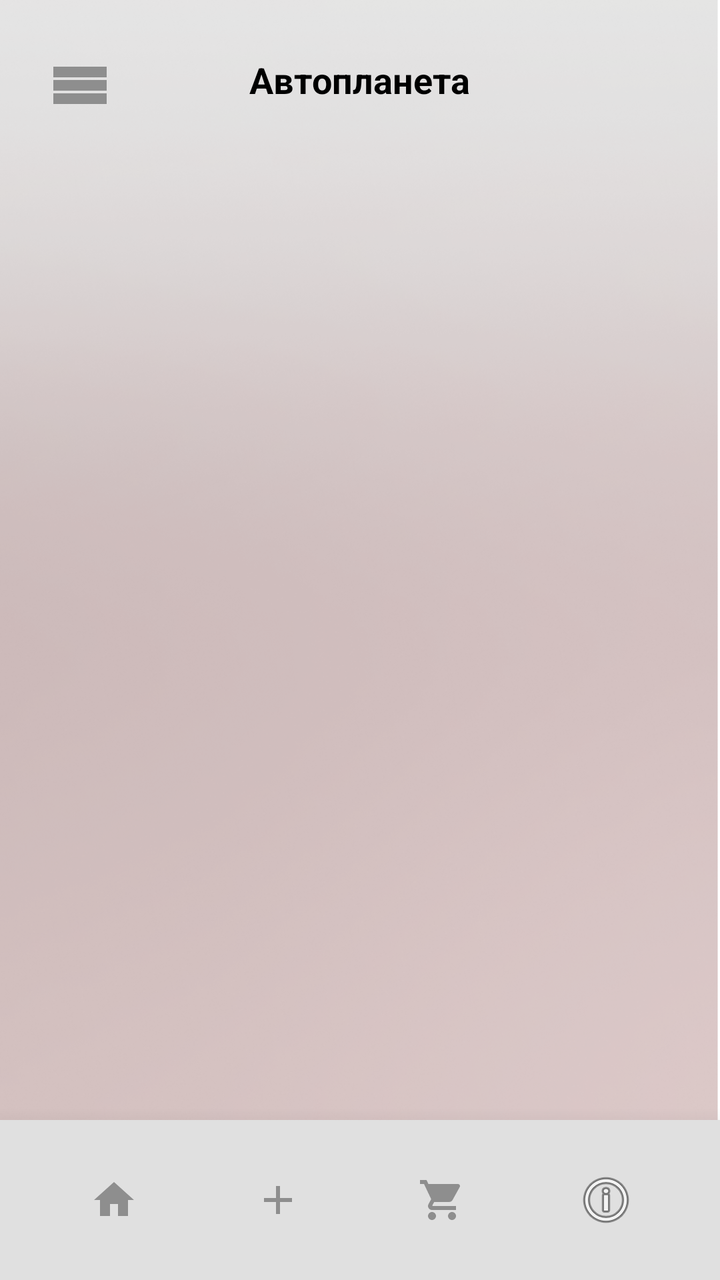
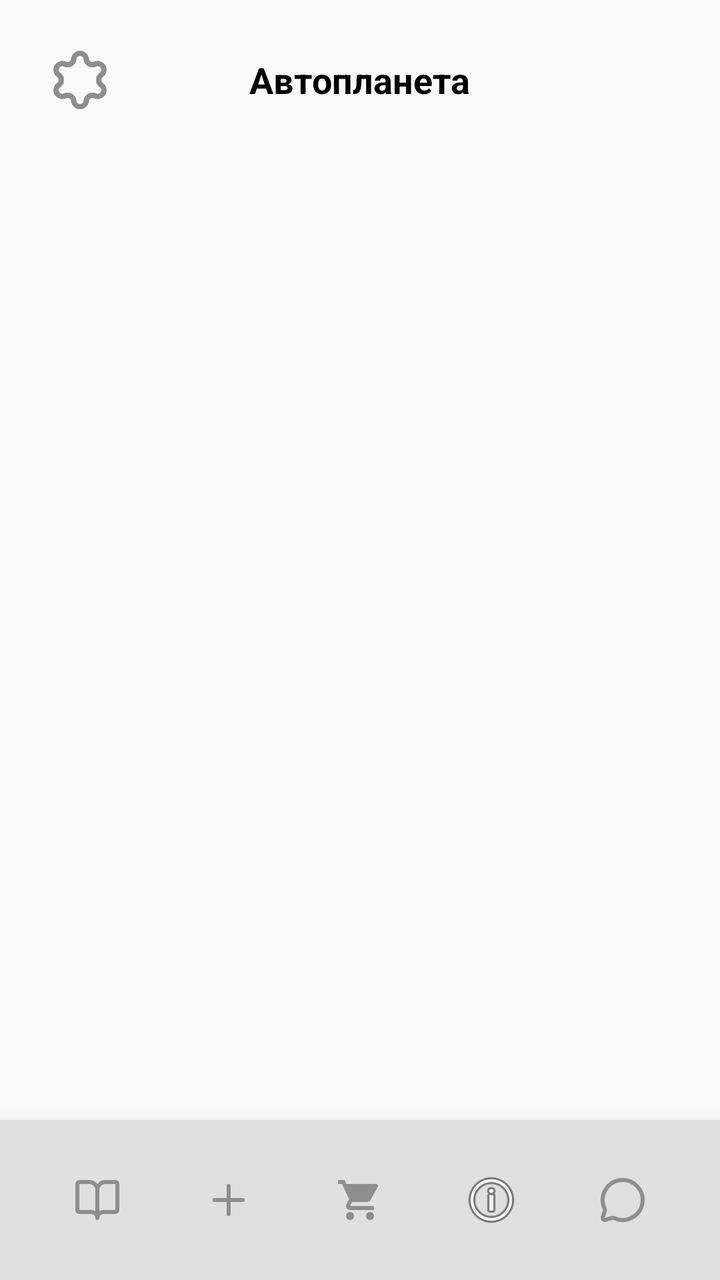

Compare the two renders of this Android layout. The source of the first and the diff that turns it into the second are given below.
<!-- AndroidManifest.xml: application theme Theme.AvtoplanetaApp -->
<!-- res/layout/activity_main.xml -->
<?xml version="1.0" encoding="utf-8"?>
<LinearLayout xmlns:android="http://schemas.android.com/apk/res/android"
    xmlns:app="http://schemas.android.com/apk/res-auto"
    xmlns:tools="http://schemas.android.com/tools"
    android:layout_width="match_parent"
    android:layout_height="match_parent"
    android:orientation="vertical"
    android:background="@drawable/background_light">

    
    <RelativeLayout
        android:layout_width="match_parent"
        android:layout_height="80dp"
        android:background="@android:color/transparent"
        android:elevation="0dp"
        android:padding="16dp">

        <ImageView
            android:id="@+id/menuIcon"
            android:layout_width="48dp"
            android:layout_height="48dp"
            android:layout_alignParentStart="true"
            android:layout_centerVertical="true"
            android:src="@drawable/ic_menu"
            android:contentDescription="Menu"
            android:clickable="true"
            android:focusable="true"
            android:padding="8dp" />

        <TextView
            android:id="@+id/titleText"
            android:layout_width="wrap_content"
            android:layout_height="wrap_content"
            android:layout_centerInParent="true"
            android:text="Автопланета"
            android:textSize="18sp"
            android:textColor="#000000"
            android:textStyle="bold" />

    </RelativeLayout>

    
    <FrameLayout
        android:id="@+id/fragmentContainer"
        android:layout_width="match_parent"
        android:layout_height="0dp"
        android:layout_weight="1" />

    
    <LinearLayout
        android:layout_width="match_parent"
        android:layout_height="wrap_content"
        android:orientation="horizontal"
        android:background="@drawable/bottom_border"
        android:elevation="16dp"
        android:padding="16dp">

        <ImageView
            android:id="@+id/ivNavHome"
            android:layout_width="0dp"
            android:layout_height="wrap_content"
            android:layout_weight="1"
            android:src="@drawable/ic_home"
            android:contentDescription="Главная"
            android:padding="8dp"
            android:layout_gravity="center"
            android:clickable="true"
            android:focusable="true" />

        <ImageView
            android:id="@+id/ivNavAdd"
            android:layout_width="0dp"
            android:layout_height="wrap_content"
            android:layout_weight="1"
            android:src="@drawable/ic_add"
            android:contentDescription="Добавить"
            android:padding="8dp"
            android:layout_gravity="center"
            android:clickable="true"
            android:focusable="true" />

        <ImageView
            android:id="@+id/ivNavCart"
            android:layout_width="0dp"
            android:layout_height="wrap_content"
            android:layout_weight="1"
            android:src="@drawable/ic_cart"
            android:contentDescription="Корзина"
            android:padding="8dp"
            android:layout_gravity="center"
            android:clickable="true"
            android:focusable="true" />

        <ImageView
            android:id="@+id/ivNavStats"
            android:layout_width="0dp"
            android:layout_height="wrap_content"
            android:layout_weight="1"
            android:src="@android:drawable/ic_menu_info_details"
            android:contentDescription="Статистика"
            android:padding="8dp"
            android:layout_gravity="center"
            android:clickable="true"
            android:focusable="true" />

    </LinearLayout>

</LinearLayout>
<!-- resources referenced by this layout -->
<resources>
  <!-- drawable background_light: png bitmap (drawable, 363423 bytes) -->
  <!-- drawable ic_add (drawable) -->
  <?xml version="1.0" encoding="utf-8"?>
  <vector xmlns:android="http://schemas.android.com/apk/res/android"
      android:width="24dp"
      android:height="24dp"
      android:viewportWidth="24"
      android:viewportHeight="24"
      android:tint="?attr/colorControlNormal">
    <path
        android:fillColor="@android:color/white"
        android:pathData="M19,13h-6v6h-2v-6H5v-2h6V5h2v6h6v2z"/>
  </vector>
  <!-- drawable ic_home (drawable) -->
  <?xml version="1.0" encoding="utf-8"?>
  <vector xmlns:android="http://schemas.android.com/apk/res/android"
      android:width="24dp"
      android:height="24dp"
      android:viewportWidth="24"
      android:viewportHeight="24"
      android:tint="?attr/colorControlNormal">
    <path
        android:fillColor="@android:color/white"
        android:pathData="M10,20v-6h4v6h5v-8h3L12,3 2,12h3v8z"/>
  </vector>
  <!-- drawable ic_menu (drawable) -->
  <?xml version="1.0" encoding="utf-8"?>
  <vector xmlns:android="http://schemas.android.com/apk/res/android"
      android:width="40dp"
      android:height="40dp"
      android:viewportWidth="24"
      android:viewportHeight="24"
      android:tint="?attr/colorControlNormal">
    <path
        android:fillColor="@android:color/black"
        android:pathData="M2,7h20v4H2V7zM2,12h20v4H2v-4zM2,17h20v4H2v-4z"/>
  </vector>
  <style name="Theme.AvtoplanetaApp" parent="Base.Theme.AvtoplanetaApp" />
  <color name="primary">#343434</color>
  <color name="primary_dark">#252525</color>
  <color name="on_primary">#FCFCFC</color>
  <color name="accent">#F7F7F7</color>
  <color name="on_accent">#252525</color>
  <color name="surface">#FFFFFF</color>
  <color name="text_primary">#252525</color>
  <color name="surface_variant">#F7F7F7</color>
  <color name="text_secondary">#8E8E8E</color>
  <color name="background">#FFFFFF</color>
  <color name="text_hint">#B4B4B4</color>
  <!-- unchanged entries left out for length: 3 -->
</resources>

<!-- the commit's change to res/layout/activity_main.xml (unified diff, before → after) -->
@@ -103,6 +103,18 @@
             android:clickable="true"
             android:focusable="true" />
 
+        <ImageView
+            android:id="@+id/ivNavMessages"
+            android:layout_width="0dp"
+            android:layout_height="wrap_content"
+            android:layout_weight="1"
+            android:src="@drawable/ic_message"
+            android:contentDescription="Сообщения"
+            android:padding="8dp"
+            android:layout_gravity="center"
+            android:clickable="true"
+            android:focusable="true" />
+
     </LinearLayout>
 
 </LinearLayout>
<!-- resource entries referenced after the edit -->
@@ -1,6 +1,6 @@
 <!-- resources referenced by this layout -->
 <resources>
-  <!-- drawable background_light: png bitmap (drawable, 363423 bytes) -->
+  <!-- drawable background_light: png bitmap (drawable, 362 bytes) -->
   <!-- drawable ic_add (drawable) -->
   <?xml version="1.0" encoding="utf-8"?>
   <vector xmlns:android="http://schemas.android.com/apk/res/android"
@@ -10,8 +10,17 @@
       android:viewportHeight="24"
       android:tint="?attr/colorControlNormal">
     <path
-        android:fillColor="@android:color/white"
-        android:pathData="M19,13h-6v6h-2v-6H5v-2h6V5h2v6h6v2z"/>
+        android:pathData="M5 12h14"
+        android:strokeWidth="2"
+        android:strokeColor="@android:color/white"
+        android:strokeLineCap="round"
+        android:strokeLineJoin="round" />
+    <path
+        android:pathData="M12 5v14"
+        android:strokeWidth="2"
+        android:strokeColor="@android:color/white"
+        android:strokeLineCap="round"
+        android:strokeLineJoin="round" />
   </vector>
   <!-- drawable ic_home (drawable) -->
   <?xml version="1.0" encoding="utf-8"?>
@@ -22,8 +31,19 @@
       android:viewportHeight="24"
       android:tint="?attr/colorControlNormal">
     <path
-        android:fillColor="@android:color/white"
-        android:pathData="M10,20v-6h4v6h5v-8h3L12,3 2,12h3v8z"/>
+        android:pathData="M12 7v14"
+        android:strokeWidth="2"
+        android:strokeColor="@android:color/white"
+        android:strokeLineCap="round"
+        android:strokeLineJoin="round"
+        android:fill="none" />
+    <path
+        android:pathData="M3 18a1 1 0 0 1-1-1V4a1 1 0 0 1 1-1h5a4 4 0 0 1 4 4 4 4 0 0 1 4-4h5a1 1 0 0 1 1 1v13a1 1 0 0 1-1 1h-6a3 3 0 0 0-3 3 3 3 0 0 0-3-3z"
+        android:strokeWidth="2"
+        android:strokeColor="@android:color/white"
+        android:strokeLineCap="round"
+        android:strokeLineJoin="round"
+        android:fill="none" />
   </vector>
   <!-- drawable ic_menu (drawable) -->
   <?xml version="1.0" encoding="utf-8"?>
@@ -34,8 +54,37 @@
       android:viewportHeight="24"
       android:tint="?attr/colorControlNormal">
     <path
-        android:fillColor="@android:color/black"
-        android:pathData="M2,7h20v4H2V7zM2,12h20v4H2v-4zM2,17h20v4H2v-4z"/>
+        android:pathData="M9.671 4.136a2.34 2.34 0 0 1 4.659 0 2.34 2.34 0 0 0 3.319 1.915 2.34 2.34 0 0 1 2.33 4.033 2.34 2.34 0 0 0 0 3.831 2.34 2.34 0 0 1-2.33 4.033 2.34 2.34 0 0 0-3.319 1.915 2.34 2.34 0 0 1-4.659 0 2.34 2.34 0 0 0-3.32-1.915 2.34 2.34 0 0 1-2.33-4.033 2.34 2.34 0 0 0 0-3.831A2.34 2.34 0 0 1 6.35 6.051a2.34 2.34 0 0 0 3.319-1.915"
+        android:strokeWidth="2"
+        android:strokeColor="@android:color/black"
+        android:strokeLineCap="round"
+        android:strokeLineJoin="round"
+        android:fill="none" />
+    <circle
+        cx="12"
+        cy="12"
+        r="3"
+        android:strokeWidth="2"
+        android:strokeColor="@android:color/black"
+        android:strokeLineCap="round"
+        android:strokeLineJoin="round"
+        android:fill="none" />
+  </vector>
+  <!-- drawable ic_message (drawable) -->
+  <?xml version="1.0" encoding="utf-8"?>
+  <vector xmlns:android="http://schemas.android.com/apk/res/android"
+      android:width="24dp"
+      android:height="24dp"
+      android:viewportWidth="24"
+      android:viewportHeight="24"
+      android:tint="?attr/colorControlNormal">
+    <path
+        android:pathData="M2.992 16.342a2 2 0 0 1 .094 1.167l-1.065 3.29a1 1 0 0 0 1.236 1.168l3.413-.998a2 2 0 0 1 1.099.092 10 10 0 1 0-4.777-4.719"
+        android:strokeWidth="2"
+        android:strokeColor="@android:color/white"
+        android:strokeLineCap="round"
+        android:strokeLineJoin="round"
+        android:fill="none" />
   </vector>
   <style name="Theme.AvtoplanetaApp" parent="Base.Theme.AvtoplanetaApp" />
   <color name="primary">#343434</color>
@@ -47,7 +96,7 @@
   <color name="text_primary">#252525</color>
   <color name="surface_variant">#F7F7F7</color>
   <color name="text_secondary">#8E8E8E</color>
-  <color name="background">#FFFFFF</color>
+  <color name="background">#fafafa</color>
   <color name="text_hint">#B4B4B4</color>
   <!-- unchanged entries left out for length: 3 -->
 </resources>
